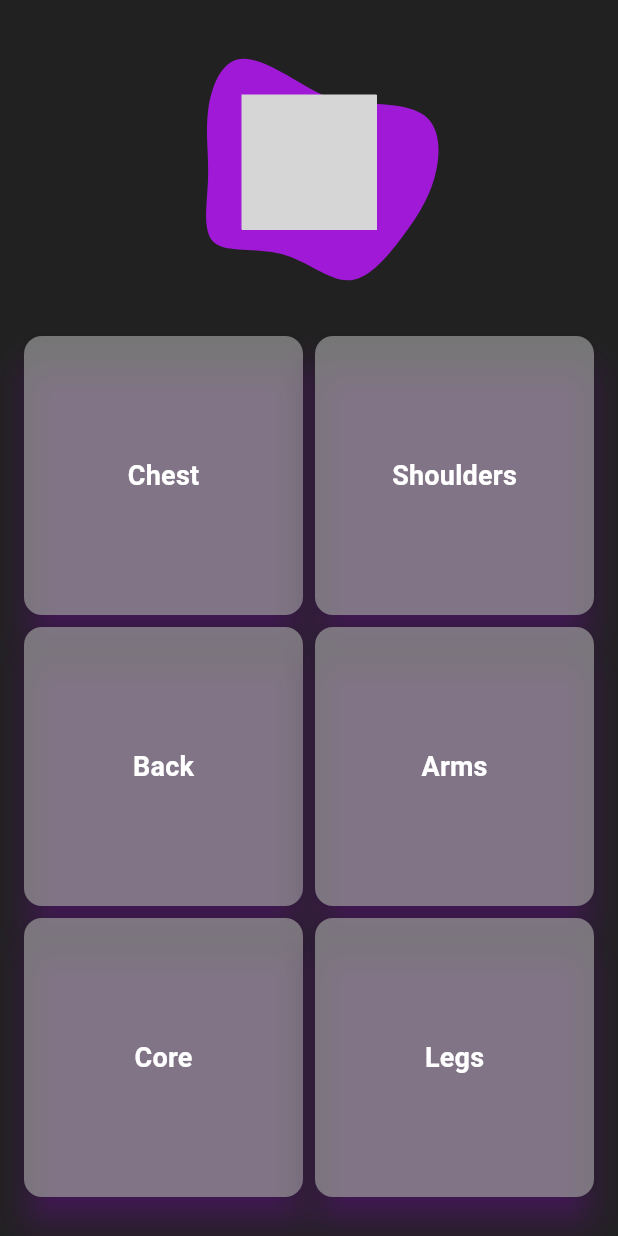
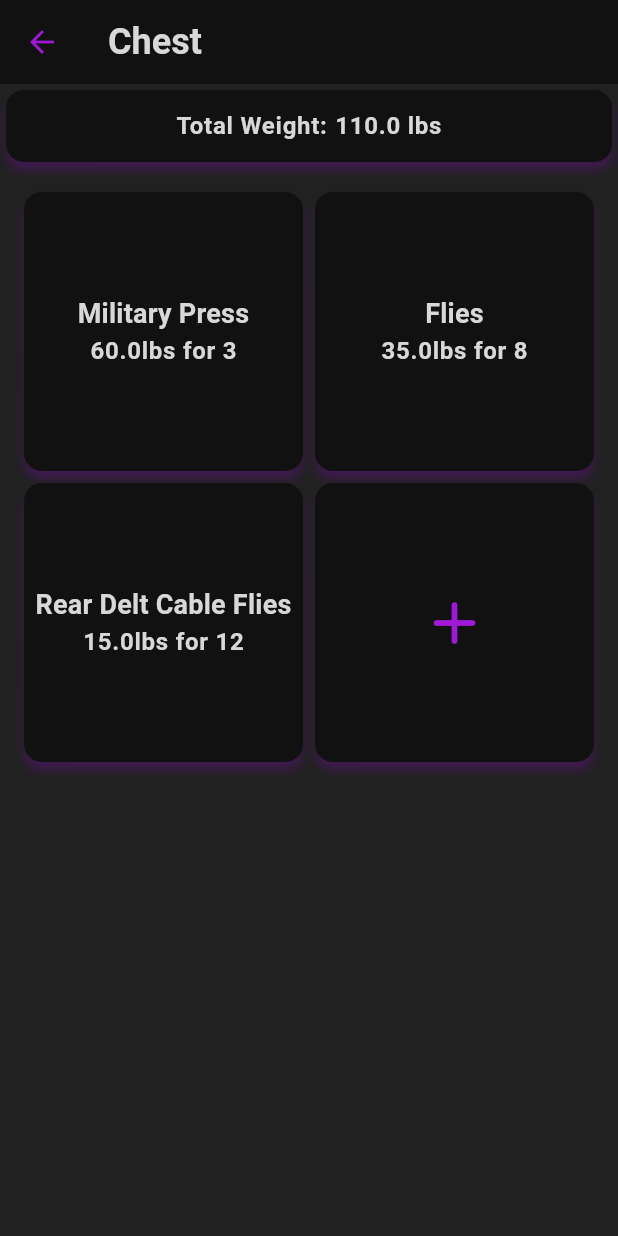
Before and after one commit to joshbacon/lifttracker, a Flutter app: the screen it shows after launch, after a tap on "Chest", on a phone screen of 412 x 824 dp. Run offline on Flutter 3.47's test engine with Material 3 defaults, Android fonts, the light colour scheme and no system bars; our stand-ins replace flutter_svg; Roboto replaces fonts that are missing (dubai); grey boxes are pictures that could not be loaded.

Commit message:
added group page layout and restructured data

```diff
--- /dev/null
+++ b/lib/components/addcard.dart
@@ -0,0 +1,30 @@
+import 'package:flutter/material.dart';
+
+class AddCard extends StatelessWidget {
+  const AddCard({super.key});
+
+  @override
+  Widget build(BuildContext context) {
+    return GestureDetector(
+      onTap: () {
+        // bring up a modal to enter the data
+        // *** in the modal:
+        // - store it to the device
+        // -- probably need to setup some sort of state management with listeners
+        // - have an option to delete it entierly
+      },
+      child: Card(
+        color: Theme.of(context).colorScheme.surfaceDim,
+        shadowColor: Theme.of(context).colorScheme.primary,
+        elevation: 3.0,
+        child: Center(
+          child: Icon(
+            Icons.add_rounded,
+            size: 48.0,
+            color: Theme.of(context).colorScheme.primary,
+          )
+        ),
+      ),
+    );
+  }
+}
--- /dev/null
+++ b/lib/components/exercisecard.dart
@@ -0,0 +1,43 @@
+import 'package:flutter/material.dart';
+import 'package:lifttracker/models/exercisedata.dart';
+
+class ExerciseCard extends StatefulWidget {
+  const ExerciseCard({super.key, required this.data});
+
+  final ExerciseData data;
+
+  @override
+  State<ExerciseCard> createState() => _ExerciseCardState();
+}
+
+class _ExerciseCardState extends State<ExerciseCard> {
+  @override
+  Widget build(BuildContext context) {
+    return GestureDetector(
+      onTap: () {
+        // bring up the same modal as the add card but prefill the existing data in
+      },
+      child: Card(
+        color: Theme.of(context).colorScheme.surfaceDim,
+        shadowColor: Theme.of(context).colorScheme.primary,
+        elevation: 3.0,
+        child: Column(
+          mainAxisAlignment: MainAxisAlignment.center,
+          crossAxisAlignment: CrossAxisAlignment.center,
+          children: [
+            Text(
+              widget.data.title,
+              textAlign: TextAlign.center,
+              style: Theme.of(context).textTheme.titleMedium,
+            ),
+            const SizedBox(height: 8.0),
+            Text(
+              '${widget.data.weight}lbs for ${widget.data.reps}',
+              style: Theme.of(context).textTheme.bodyLarge,
+            ),
+          ],
+        ),
+      ),
+    );
+  }
+}
--- /dev/null
+++ b/lib/components/groupcard.dart
@@ -0,0 +1,32 @@
+import 'package:flutter/material.dart';
+import 'package:lifttracker/models/groupdata.dart';
+import 'package:lifttracker/pages/group.dart';
+
+class GroupCard extends StatelessWidget {
+  const GroupCard({super.key, required this.data});
+
+  final GroupData data;
+
+  @override
+  Widget build(BuildContext context) {
+    return GestureDetector(
+      onTap: () {
+        Navigator.push(
+          context,
+          MaterialPageRoute(builder: (context) => GroupPage(title: data.title, id: data.id))
+        );
+      },
+      child: Card(
+        color: Theme.of(context).colorScheme.surface,
+        shadowColor: Theme.of(context).colorScheme.primary,
+        elevation: 3.0,
+        child: Center(
+          child: Text(
+            data.title,
+            style: Theme.of(context).textTheme.titleMedium,
+          )
+        ),
+      ),
+    );
+  }
+}
--- a/lib/components/musclecard.dart
+++ /dev/null
@@ -1,27 +0,0 @@
-import 'package:flutter/material.dart';
-
-class MuscleCard extends StatelessWidget {
-  const MuscleCard({super.key, required this.title});
-
-  final String title;
-
-  @override
-  Widget build(BuildContext context) {
-    return GestureDetector(
-      onTap: () {
-        // TODO: navigate to the individual page
-      },
-      child: Card(
-        color: Theme.of(context).colorScheme.onSurface.withAlpha(175),
-        shadowColor: Theme.of(context).colorScheme.primary,
-        elevation: 10.0,
-        child: Center(
-          child: Text(
-            title,
-            style: Theme.of(context).textTheme.titleMedium,
-          )
-        ),
-      ),
-    );
-  }
-}
--- a/lib/main.dart
+++ b/lib/main.dart
@@ -13,13 +13,14 @@ class MyApp extends StatelessWidget {
     return MaterialApp(
       home: const HomePage(),
       theme: ThemeData(
-        colorScheme: ColorScheme(
+        colorScheme: const ColorScheme(
           brightness: Brightness.dark,
-          surface: Colors.grey[900] ?? Colors.grey,
+          surface: Color.fromARGB(255, 33, 33, 33),
+          surfaceDim: Color.fromARGB(255, 17, 17, 17),
           onSurface: Colors.grey,
-          primary: const Color.fromARGB(255, 159, 25, 215),
+          primary: Color.fromARGB(255, 159, 25, 215),
           onPrimary: Colors.black,
-          secondary: Colors.purple[600] ?? Colors.purple,
+          secondary: Color.fromARGB(255, 142, 36, 170),
           onSecondary: Colors.black,
           error: Colors.deepOrange,
           onError: Colors.black,
@@ -28,9 +29,21 @@ class MyApp extends StatelessWidget {
         fontFamily: "dubai",
         textTheme: const TextTheme(
           titleMedium: TextStyle(
-            color: Colors.white,
+            color: Color.fromARGB(255, 216, 216, 216),
             fontSize: 18,
             fontWeight: FontWeight.bold,
+            height: 1,
+          ),
+          titleLarge: TextStyle(
+            color: Color.fromARGB(255, 216, 216, 216),
+            fontSize: 24,
+            fontWeight: FontWeight.bold,
+            height: 1,
+          ),
+          bodyLarge: TextStyle(
+            color: Color.fromARGB(255, 216, 216, 216),
+            fontSize: 16,
+            fontWeight: FontWeight.w600,
             height: 1,
           ),
         ),
--- /dev/null
+++ b/lib/models/exercisedata.dart
@@ -0,0 +1,34 @@
+
+
+class ExerciseData {
+
+  ExerciseData(int group, String title, double weight, int reps) {
+    _group = group;
+    _title = title;
+    _weight = weight;
+    _reps = reps;
+  }
+
+  late int _group;
+  late String _title;
+  late double _weight;
+  late int _reps;
+
+  int get group => _group;
+  String get title => _title;
+  double get weight => _weight;
+  int get reps => _reps;
+
+  void updateTitle(String newTitle) {
+    _title = newTitle;
+  }
+
+  void updateWeight(double newWeight) {
+    _weight = newWeight;
+  }
+
+  void updateReps(int newReps) {
+    _reps = newReps;
+  }
+
+}
--- /dev/null
+++ b/lib/models/groupdata.dart
@@ -0,0 +1,20 @@
+
+
+class GroupData {
+
+  GroupData(int id, String title) {
+    _id = id;
+    _title = title;
+  }
+
+  late int _id;
+  late String _title;
+
+  int get id => _id;
+  String get title => _title;
+
+  void updateTitle(String newTitle) {
+    _title = newTitle;
+  }
+
+}
--- /dev/null
+++ b/lib/pages/group.dart
@@ -0,0 +1,80 @@
+import 'package:flutter/gestures.dart';
+import 'package:flutter/material.dart';
+import 'package:lifttracker/components/addcard.dart';
+import 'package:lifttracker/components/exercisecard.dart';
+import 'package:lifttracker/models/exercisedata.dart';
+
+class GroupPage extends StatefulWidget {
+  const GroupPage({super.key, required this.title, required this.id});
+
+  final String title;
+  final int id;
+
+  @override
+  State<GroupPage> createState() => _GroupPageState();
+}
+
+class _GroupPageState extends State<GroupPage> {
+
+  List<ExerciseData> exerciseData = [
+    ExerciseData(1, 'Military Press', 60, 3),
+    ExerciseData(1, 'Flies', 35, 8),
+    ExerciseData(1, 'Rear Delt Cable Flies', 15, 12),
+  ];
+
+  @override
+  Widget build(BuildContext context) {
+
+    ExerciseData total = exerciseData.reduce((v, e) {
+      return ExerciseData(e.group, "Total", e.weight + v.weight, 1);
+    });
+
+    return Scaffold(
+      appBar: AppBar(
+        foregroundColor: Theme.of(context).colorScheme.primary,
+        backgroundColor: Theme.of(context).colorScheme.surfaceDim,
+        title: Text(
+          widget.title,
+          style: Theme.of(context).textTheme.titleLarge,
+        ),
+      ),
+      body: Column(
+        mainAxisAlignment: MainAxisAlignment.end,
+        crossAxisAlignment: CrossAxisAlignment.center,
+        children: [
+          Card(
+            color: Theme.of(context).colorScheme.surfaceDim,
+            shadowColor: Theme.of(context).colorScheme.primary,
+            elevation: 3.0,
+            child: Padding(
+              padding: const EdgeInsets.all(16.0),
+              child: Row(
+                mainAxisAlignment: MainAxisAlignment.center,
+                crossAxisAlignment: CrossAxisAlignment.center,
+                children: [
+                  Text(
+                    'Total Weight:',
+                    style: Theme.of(context).textTheme.bodyLarge,
+                  ),
+                  const SizedBox(width: 5.0),
+                  Text(
+                    '${total.weight} lbs',
+                    style: Theme.of(context).textTheme.bodyLarge,
+                  )
+                ],
+              ),
+            )
+          ),
+          Expanded(
+            child: GridView.count(
+                padding: const EdgeInsets.all(12.0),
+                crossAxisCount: 2,
+                dragStartBehavior: DragStartBehavior.down,
+                children: [...exerciseData.map((exercise) => ExerciseCard(data: exercise)), const AddCard()],
+              ),
+          ),
+        ],
+      ),
+    );
+  }
+}
--- a/lib/pages/home.dart
+++ b/lib/pages/home.dart
@@ -1,7 +1,8 @@
 import 'package:flutter/gestures.dart';
 import 'package:flutter/material.dart';
 import 'package:flutter_svg/svg.dart';
-import 'package:lifttracker/components/musclecard.dart';
+import 'package:lifttracker/components/groupcard.dart';
+import 'package:lifttracker/models/groupdata.dart';
 
 class HomePage extends StatefulWidget {
   const HomePage({super.key});
@@ -12,19 +13,19 @@ class HomePage extends StatefulWidget {
 
 class _HomePageState extends State<HomePage> {
 
-  List<MuscleCard> muscleCards = [
-    const MuscleCard(title: 'Chest'),
-    const MuscleCard(title: 'Shoulders'),
-    const MuscleCard(title: 'Back'),
-    const MuscleCard(title: 'Arms'),
-    const MuscleCard(title: 'Core'),
-    const MuscleCard(title: 'Legs'),
+  List<GroupData> groups = [
+    GroupData(0, 'Chest'),
+    GroupData(1, 'Shoulders'),
+    GroupData(2, 'Back'),
+    GroupData(3, 'Arms'),
+    GroupData(4, 'Core'),
+    GroupData(5, 'Legs'),
   ];
 
   @override
   Widget build(BuildContext context) {
     return Scaffold(
-      backgroundColor: Theme.of(context).colorScheme.surface,
+      backgroundColor: Theme.of(context).colorScheme.surfaceDim,
       body: Column(
         mainAxisAlignment: MainAxisAlignment.end,
         crossAxisAlignment: CrossAxisAlignment.center,
@@ -44,7 +45,7 @@ class _HomePageState extends State<HomePage> {
               padding: const EdgeInsets.all(12.0),
               crossAxisCount: 2,
               dragStartBehavior: DragStartBehavior.down,
-              children: muscleCards,
+              children: groups.map((group) => GroupCard(data: group)).toList(),
             ),
           ),
         ],
```
